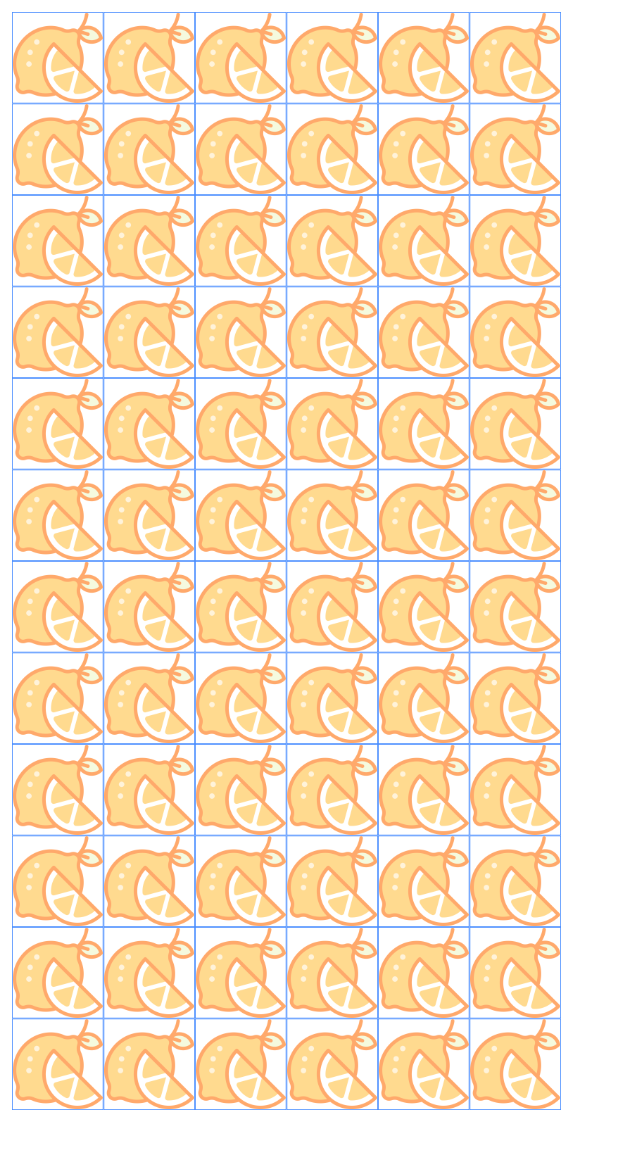
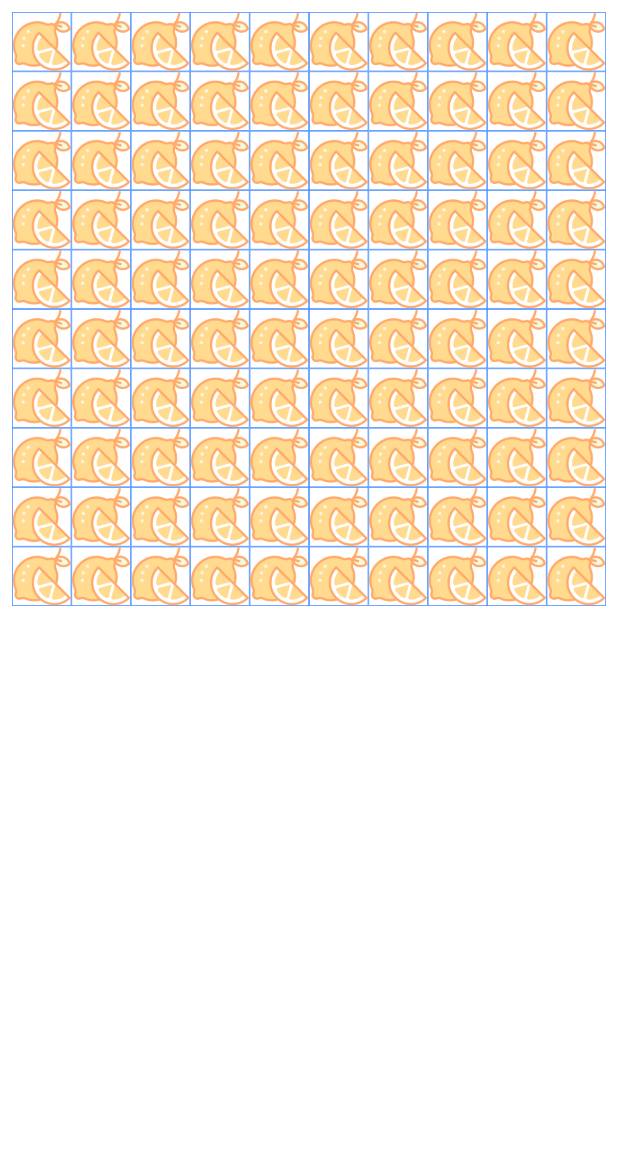
Before and after one commit to helloqzh/first_flutter_app, a Flutter app: the screen it shows after launch, on a phone screen of 412 x 824 dp. Shown: the top 1149 px of the screen. Run offline on Flutter 3.47's test engine with Material 2 defaults, Android fonts, the light colour scheme and no system bars; our stand-ins replace fluttertoast.

Commit message:
Use Expanded Widget to fill the width

```diff
--- a/lib/main.dart
+++ b/lib/main.dart
@@ -9,7 +9,7 @@ void main() {
   runApp(
       MaterialApp(
         title: 'Flutter Tutorial',
-        home: Layout(6, 12),
+        home: Layout(10, 10),
       )
   );
 }
@@ -26,7 +26,11 @@ class Layout extends StatelessWidget {
       child: ListView(
         children: List.filled(height, Row(
           mainAxisSize: MainAxisSize.min,
-          children: List.filled(width, RandomImageWidget(60)),
+          children: List.filled(width, Expanded(
+            // 一行里的元素会根据 flex 来决定占比
+            flex: 1,
+            child: RandomImageWidget(),
+          )),
         )),
       ),
     );
@@ -34,8 +38,6 @@ class Layout extends StatelessWidget {
 }
 
 class RandomImageWidget extends StatefulWidget {
-  final int size;
-  RandomImageWidget(this.size);
   @override
   State<StatefulWidget> createState() {
     return _ImageState();
@@ -78,9 +80,7 @@ class _ImageState extends State<RandomImageWidget> {
             color: Colors.white
         ),
         child: Image(
-          image: AssetImage(currentFruit),
-          width: widget.size.toDouble(),
-          height: widget.size.toDouble(),
+          image: AssetImage(currentFruit)
         ),
       ),
     );
```
Also changed, not shown: android_snap/20210409230057.png (added).
